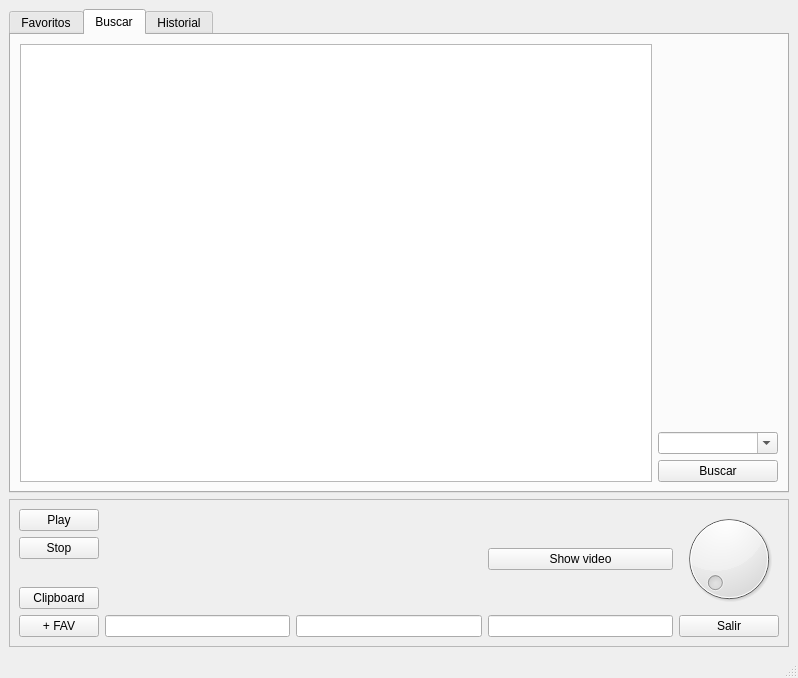
Old version of the form jardin.ui in the repository waltermas-gitter/jardinderadios.
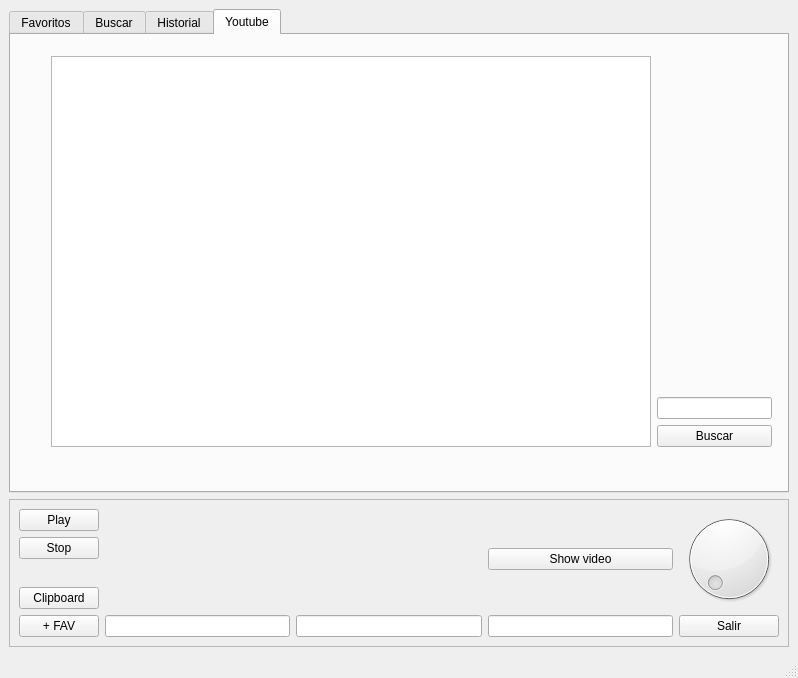
New version of the form. Icons and pictures are not drawn.

Commit message: primer intento en youtube

Diff of the .ui file:
```diff
--- a/jardin.ui
+++ b/jardin.ui
@@ -24,14 +24,14 @@
     <normaloff>:/iconos/antena.png</normaloff>:/iconos/antena.png</iconset>
   </property>
   <widget class="QWidget" name="centralwidget">
-   <layout class="QGridLayout" name="gridLayout_2">
-    <item row="0" column="0">
+   <layout class="QVBoxLayout" name="verticalLayout_7">
+    <item>
      <widget class="QTabWidget" name="tabWidget">
       <property name="tabShape">
        <enum>QTabWidget::Rounded</enum>
       </property>
       <property name="currentIndex">
-       <number>1</number>
+       <number>3</number>
       </property>
       <widget class="QWidget" name="favoritosTab">
        <attribute name="title">
@@ -170,9 +170,63 @@
         </item>
        </layout>
       </widget>
+      <widget class="QWidget" name="youtube">
+       <attribute name="title">
+        <string>Youtube</string>
+       </attribute>
+       <widget class="QWidget" name="">
+        <property name="geometry">
+         <rect>
+          <x>40</x>
+          <y>21</y>
+          <width>721</width>
+          <height>391</height>
+         </rect>
+        </property>
+        <layout class="QHBoxLayout" name="horizontalLayout_4">
+         <item>
+          <widget class="QTableWidget" name="youtubeTableWidget">
+           <property name="minimumSize">
+            <size>
+             <width>600</width>
+             <height>0</height>
+            </size>
+           </property>
+          </widget>
+         </item>
+         <item>
+          <layout class="QVBoxLayout" name="verticalLayout_3">
+           <item>
+            <spacer name="verticalSpacer_4">
+             <property name="orientation">
+              <enum>Qt::Vertical</enum>
+             </property>
+             <property name="sizeHint" stdset="0">
+              <size>
+               <width>20</width>
+               <height>40</height>
+              </size>
+             </property>
+            </spacer>
+           </item>
+           <item>
+            <widget class="QLineEdit" name="youtubeLineEdit"/>
+           </item>
+           <item>
+            <widget class="QPushButton" name="ytBuscarPushButton">
+             <property name="text">
+              <string>Buscar</string>
+             </property>
+            </widget>
+           </item>
+          </layout>
+         </item>
+        </layout>
+       </widget>
+      </widget>
      </widget>
     </item>
-    <item row="1" column="0">
+    <item>
      <widget class="QFrame" name="frame">
       <property name="frameShape">
        <enum>QFrame::StyledPanel</enum>
```
The commit also changes 4 other files.
